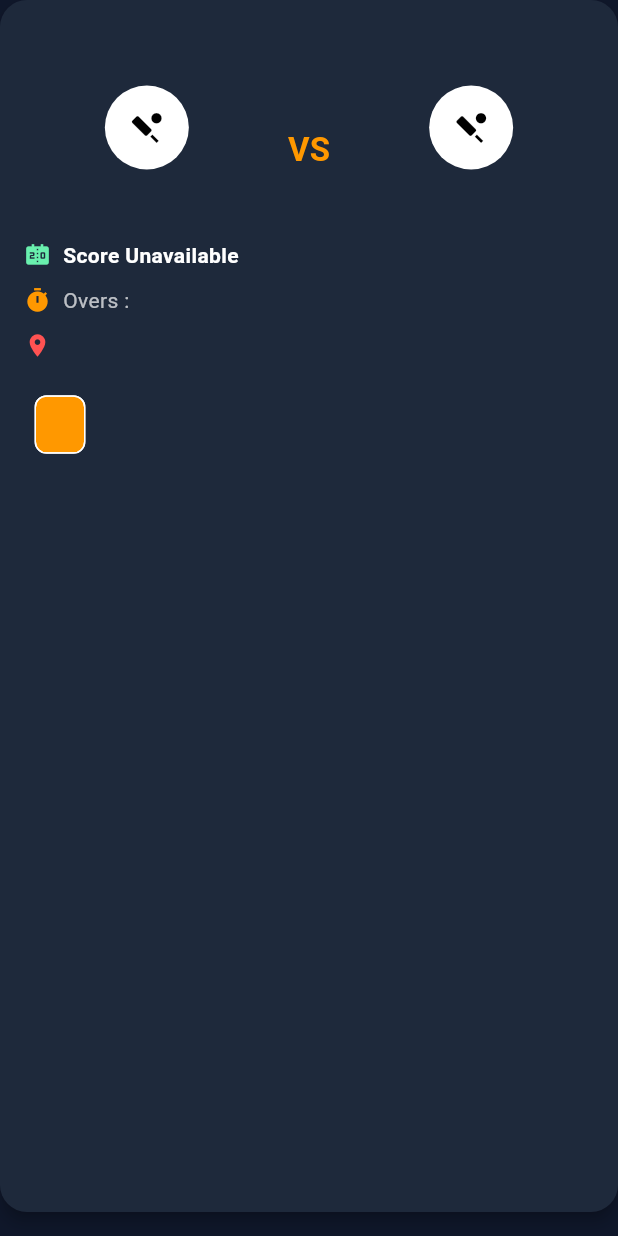
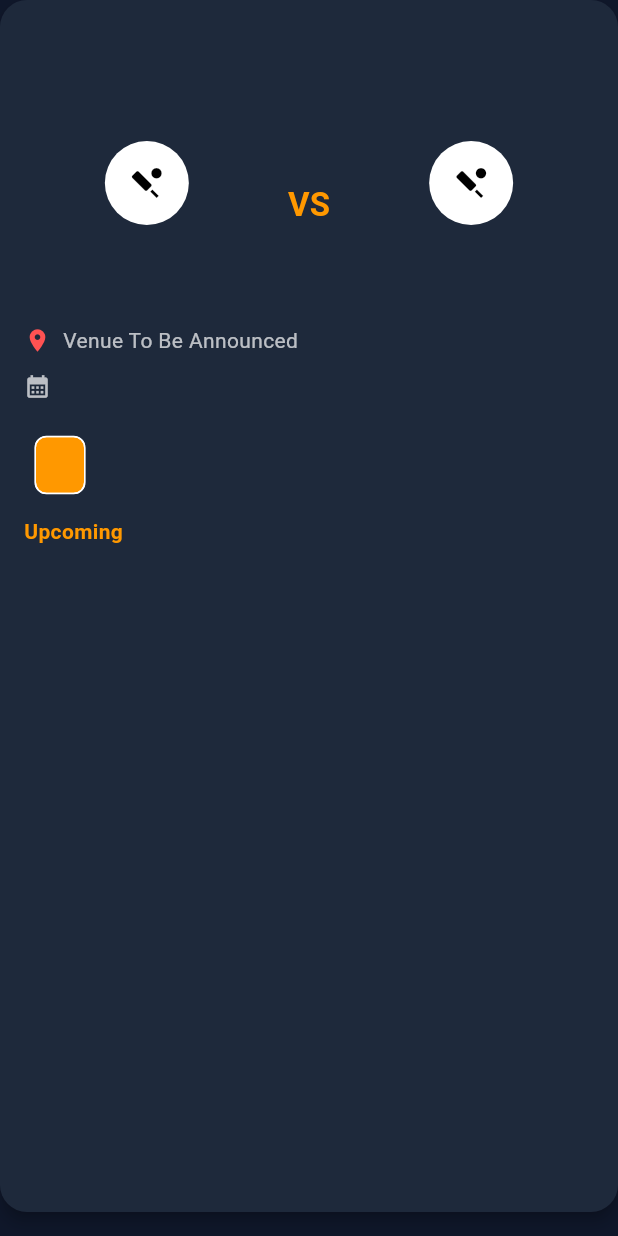
Before and after one commit to meet96200-crypto/the_sixer_factory, a Flutter app: the MatchCard widget shown alone on an empty page, opened directly with empty values, on a phone screen of 412 x 824 dp. Run offline on Flutter 3.47's test engine with Material 3 defaults, Android fonts, the phone set to English and light mode, and no system bars; our stand-ins replace cloud_firestore, firebase_auth, firebase_core, firebase_messaging, firebase_storage, flutter_local_notifications and 1 more; accounts and stored records are empty; network calls fail.

Commit message:
Sprint 1 completed - Home, Live, Matches, Match Details UI

```diff
--- a/lib/models/match_model.dart
+++ b/lib/models/match_model.dart
@@ -1,3 +1,5 @@
+import 'package:intl/intl.dart';
+
 class MatchModel {
   final String id;
   final String name;
@@ -57,7 +59,7 @@ class MatchModel {
     String team2Logo = "";
 
     if (json["teams"] != null && json["teams"] is List) {
-      if (json["teams"].length > 0) {
+      if (json["teams"].isNotEmpty) {
         team1 = json["teams"][0];
       }
 
@@ -70,7 +72,7 @@ class MatchModel {
         json["teamInfo"] is List) {
       final info = json["teamInfo"];
 
-      if (info.length > 0) {
+      if (info.isNotEmpty) {
         team1Logo = info[0]["img"] ?? "";
       }
 
@@ -85,21 +87,70 @@ class MatchModel {
       status: json["status"] ?? "",
       venue: json["venue"] ?? "",
       date: json["date"] ?? "",
-
       team1: team1,
       team2: team2,
-
       team1Logo: team1Logo,
       team2Logo: team2Logo,
-
       liveScore: score,
       overs: overs,
-
       matchType: json["matchType"] ?? "",
       series: json["name"] ?? "",
-
       matchStarted: json["matchStarted"] ?? false,
       matchEnded: json["matchEnded"] ?? false,
     );
   }
+
+  // ---------------- Helpers ----------------
+
+  bool get isLive => matchStarted && !matchEnded;
+
+  bool get isUpcoming => !matchStarted;
+
+  bool get isFinished => matchEnded;
+
+  String get displayVenue {
+    if (venue.trim().isEmpty ||
+        venue.toLowerCase() == "tbc, tbc") {
+      return "Venue To Be Announced";
+    }
+    return venue;
+  }
+
+  String get displayScore {
+    if (liveScore.trim().isEmpty) {
+      return "Score Unavailable";
+    }
+    return liveScore;
+  }
+
+  String get displayOvers {
+    if (overs.trim().isEmpty) {
+      return "--";
+    }
+    return overs;
+  }
+
+  String get displayStatus {
+    if (isLive) return "LIVE";
+    if (isFinished) return status;
+    return "Upcoming";
+  }
+
+  String get shortTitle {
+    if (team1.isNotEmpty && team2.isNotEmpty) {
+      return "$team1 vs $team2";
+    }
+    return name;
+  }
+
+  String get formattedDate {
+    if (date.isEmpty) return "";
+
+    try {
+      final parsed = DateTime.parse(date);
+      return DateFormat("dd MMM yyyy").format(parsed);
+    } catch (_) {
+      return date;
+    }
+  }
 }
--- a/lib/widgets/match_card.dart
+++ b/lib/widgets/match_card.dart
@@ -32,17 +32,31 @@ class MatchCard extends StatelessWidget {
             children: [
 
               /// Series
+              /// Match Title
               Text(
-                match.series,
+                match.shortTitle,
+                maxLines: 2,
+                overflow: TextOverflow.ellipsis,
                 style: const TextStyle(
                   color: Colors.orange,
                   fontWeight: FontWeight.bold,
-                  fontSize: 16,
+                  fontSize: 22,
                 ),
               ),
 
-              const SizedBox(height: 18),
+              const SizedBox(height: 6),
 
+              Text(
+                match.series,
+                maxLines: 2,
+                overflow: TextOverflow.ellipsis,
+                style: const TextStyle(
+                  color: Colors.white70,
+                  fontSize: 14,
+                ),
+              ),
+
+              const SizedBox(height: 20),
               /// Teams
               Row(
                 children: [
@@ -76,7 +90,7 @@ class MatchCard extends StatelessWidget {
               ),
 
               const SizedBox(height: 18),
-
+              if (match.isLive || match.isFinished)
               Row(
                 children: [
 
@@ -104,7 +118,7 @@ class MatchCard extends StatelessWidget {
               ),
 
               const SizedBox(height: 10),
-
+              if (match.isLive)
               Row(
                 children: [
 
@@ -140,7 +154,7 @@ class MatchCard extends StatelessWidget {
 
                   Expanded(
                     child: Text(
-                      match.venue,
+                      match.displayVenue,
                       style: const TextStyle(
                         color: Colors.white70,
                       ),
@@ -148,10 +162,32 @@ class MatchCard extends StatelessWidget {
                   ),
                 ],
               ),
+              const SizedBox(height: 10),
+
+              Row(
+                children: [
+                  const Icon(
+                    Icons.calendar_month,
+                    color: Colors.white70,
+                    size: 18,
+                  ),
+
+                  const SizedBox(width: 8),
+
+                  Text(
+                    match.formattedDate,
+                    style: const TextStyle(
+                      color: Colors.white70,
+                      fontWeight: FontWeight.w600,
+                    ),
+                  ),
+                ],
+              ),
 
               const SizedBox(height: 18),
 
-              Row(
+              Column(
+                crossAxisAlignment: CrossAxisAlignment.start,
                 children: [
 
                   Chip(
@@ -165,13 +201,17 @@ class MatchCard extends StatelessWidget {
                     ),
                   ),
 
-                  const Spacer(),
+                  const SizedBox(height: 10),
 
                   Text(
-                    match.status,
+                    match.displayStatus,
+                    maxLines: 2,
+                    overflow: TextOverflow.ellipsis,
                     style: TextStyle(
-                      color: match.matchStarted
+                      color: match.isFinished
                           ? Colors.greenAccent
+                          : match.isLive
+                          ? Colors.redAccent
                           : Colors.orange,
                       fontWeight: FontWeight.bold,
                     ),
@@ -204,6 +244,8 @@ class MatchCard extends StatelessWidget {
         Text(
           name,
           textAlign: TextAlign.center,
+          maxLines: 2,
+          overflow: TextOverflow.ellipsis,
           style: const TextStyle(
             color: Colors.white,
             fontWeight: FontWeight.bold,
--- a/pubspec.yaml
+++ b/pubspec.yaml
@@ -12,6 +12,7 @@ dependencies:
     sdk: flutter
 
   cupertino_icons: ^1.0.8
+  intl: ^0.20.2
 
   firebase_core: ^4.1.0
   firebase_auth: ^6.0.2
```
Also changed, not shown: lib/providers/home_provider.dart (+7 -2 lines), lib/widgets/custom_appbar.dart (+22 -9 lines), pubspec.lock.
